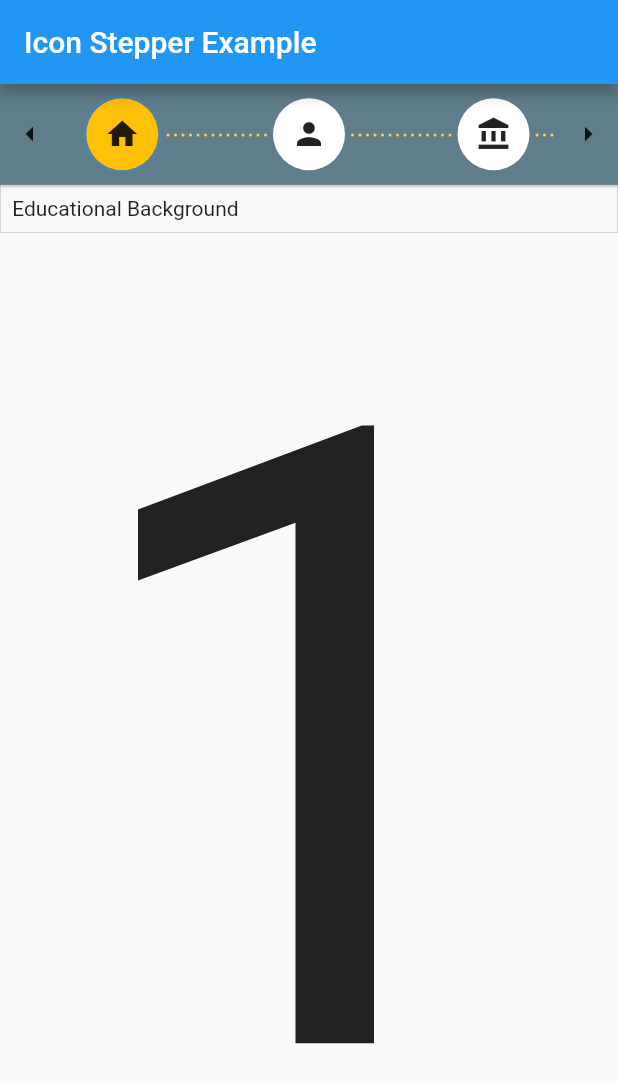
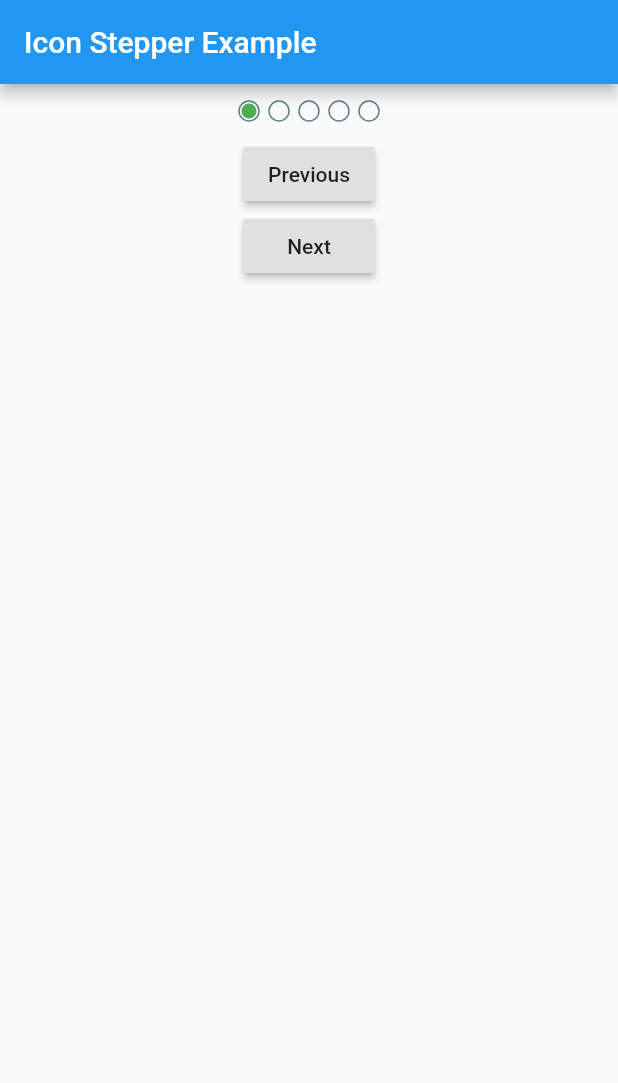
Before and after one commit to imujtaba8488/package_im_stepper, a Flutter app: the screen it shows after launch, on a phone screen of 412 x 824 dp. Shown: the top 1083 px of the screen. Run offline on Flutter 3.47's test engine with Material 2 defaults, Android fonts, the phone set to English and light mode, and no system bars.

Commit message:
Created the ABCStepper. At this time functional in a primite way

```diff
--- a/lib/main.dart
+++ b/lib/main.dart
@@ -1,5 +1,5 @@
 import 'package:flutter/material.dart';
-import 'package:im_stepper/stepper.dart';
+import 'package:im_stepper/src/abc_stepper.dart';
 
 void main() {
   runApp(MyApp());
@@ -12,7 +12,8 @@ class MyApp extends StatefulWidget {
 }
 
 class _MyAppState extends State<MyApp> {
-  int selectedIndex = 0;
+  bool stepNext = false;
+  bool stepPrevious = false;
 
   @override
   Widget build(BuildContext context) {
@@ -21,110 +22,41 @@ class _MyAppState extends State<MyApp> {
         appBar: AppBar(
           title: Text('Icon Stepper Example'),
         ),
-        body: Column(
-          children: <Widget>[
-            Container(
-              // margin: EdgeInsets.all(5.0),
-              decoration: BoxDecoration(
-                color: Colors.blueGrey,
-                boxShadow: [
-                  BoxShadow(
-                    color: Colors.grey,
-                    spreadRadius: 1.0,
-                    blurRadius: 2.0,
-                  )
-                ],
-                // borderRadius: BorderRadius.circular(5.0),
+        body: SafeArea(
+          child: Column(
+            children: [
+              Padding(
+                padding: const EdgeInsets.all(8.0),
+                child: ABCStepper(
+                  radius: 20,
+                  spacing: 20,
+                  steps: 5,
+                  stepNext: stepNext,
+                  stepPrevious: stepPrevious,
+                ),
               ),
-              child: IconStepper(
-                // direction: Axis.vertical,
-                // enableNextPreviousButtons: false,
-                stepColor: Colors.white,
-                activeStepColor: Colors.amber,
-                lineColor: Colors.amberAccent,
-                // steppingEnabled: false,
-                // lineDotRadius: 2,
-                lineLength: 75,
-                onStepReached: (value) {
+              RaisedButton(
+                onPressed: () {
                   setState(() {
-                    print('value: $value');
-                    selectedIndex = value;
+                    stepNext = false;
+                    stepPrevious = true;
                   });
                 },
-                icons: [
-                  Icon(Icons.home),
-                  Icon(Icons.person),
-                  Icon(Icons.account_balance),
-                  Icon(Icons.access_time),
-                  Icon(Icons.dashboard),
-                  Icon(Icons.cached),
-                  Icon(Icons.unarchive),
-                  Icon(Icons.backspace),
-                  Icon(Icons.backup),
-                  Icon(Icons.battery_unknown),
-                  Icon(Icons.cake),
-                  Icon(Icons.call),
-                  Icon(Icons.call_end),
-                  Icon(Icons.block),
-                  Icon(Icons.mail),
-                  Icon(Icons.face),
-                  Icon(Icons.fast_forward),
-                  Icon(Icons.gamepad),
-                ],
+                child: Text('Previous'),
               ),
-            ),
-            Container(
-              decoration: BoxDecoration(
-                border: Border.all(width: 0.1),
-              ),
-              padding: EdgeInsets.all(8.0),
-              alignment: Alignment.centerLeft,
-              child: Text(header()),
-            ),
-            Expanded(
-              child: Container(
-                margin: EdgeInsets.all(5.0),
-                child: FittedBox(
-                  child: Center(
-                    child: Text('${selectedIndex + 1}'),
-                  ),
-                ),
-              ),
-            ),
-          ],
+              RaisedButton(
+                onPressed: () {
+                  setState(() {
+                    stepPrevious = false;
+                    stepNext = true;
+                  });
+                },
+                child: Text('Next'),
+              )
+            ],
+          ),
         ),
       ),
     );
   }
-
-  String header() {
-    switch (selectedIndex) {
-      case 0:
-        return 'Educational Background';
-
-      case 1:
-        return 'Professional Background';
-
-      case 2:
-        return 'Awards';
-
-      case 3:
-        return 'Sports';
-
-      case 4:
-        return 'Specially abled';
-
-      case 5:
-        return 'Personal Details';
-
-      case 6:
-        return 'Social Details';
-
-      case 7:
-        return 'Review';
-
-      default:
-        return 'Unknown';
-    }
-  }
 }
--- /dev/null
+++ b/lib/src/abc_stepper.dart
@@ -0,0 +1,200 @@
+import 'package:flutter/material.dart';
+
+typedef StepReached = void Function(int index);
+
+class ABCStepper extends StatefulWidget {
+  final double radius;
+  final double spacing;
+  final int steps;
+  final bool stepNext;
+  final bool stepPrevious;
+  final StepReached stepReachedIndex;
+
+  ABCStepper({
+    this.steps = 3,
+    this.radius = 24.0,
+    this.spacing = 24.0,
+    this.stepNext = false,
+    this.stepPrevious = false,
+    this.stepReachedIndex,
+  }) {
+    assert(
+      radius >= 10.0,
+      'Radius must be greater than or equal to 0.0. Radius was: $radius',
+    );
+    assert(
+      spacing >= radius,
+      'Spacing must be greater than or equal to radius. Spacing was $spacing and radius is $radius ',
+    );
+  }
+
+  @override
+  _ABCStepperState createState() => _ABCStepperState();
+}
+
+class _ABCStepperState extends State<ABCStepper>
+    with SingleTickerProviderStateMixin {
+  AnimationController _animationController;
+  Animation forwardTranslation;
+  Animation backwardTranslation;
+
+  bool translateForward = true;
+
+  int selected = 0;
+  Size shapeSize;
+
+  ScrollController _scrollController;
+
+  @override
+  void initState() {
+    super.initState();
+
+    shapeSize = Size(widget.spacing, widget.radius);
+
+    _scrollController = ScrollController();
+
+    _animationController = AnimationController(
+      vsync: this,
+      duration: Duration(milliseconds: 500),
+    )..addListener(() {
+        setState(() {});
+      });
+
+    forwardTranslation = Tween(
+      begin: 0.0,
+      end: shapeSize.width / 2.0,
+    ).animate(_animationController);
+
+    backwardTranslation = Tween(
+      begin: shapeSize.width,
+      end: shapeSize.width / 2,
+    ).animate(_animationController);
+
+    _animationController.forward();
+  }
+
+  @override
+  void didUpdateWidget(ABCStepper oldWidget) {
+    super.didUpdateWidget(oldWidget);
+
+    if (widget.stepNext && selected < widget.steps - 1) {
+      selected++;
+      translateForward = true;
+
+      _scrollToStep();
+      _runAnimations();
+
+      if (widget.stepReachedIndex != null) {
+        widget.stepReachedIndex(selected);
+      }
+    } else if (widget.stepPrevious && selected > 0) {
+      selected--;
+      translateForward = false;
+
+      _scrollToStep();
+      _runAnimations();
+
+      if (widget.stepReachedIndex != null) {
+        widget.stepReachedIndex(selected);
+      }
+    }
+  }
+
+  void _runAnimations() {
+    _animationController.reset();
+    _animationController.forward();
+  }
+
+  @override
+  void dispose() {
+    super.dispose();
+    _animationController.dispose();
+    _scrollController.dispose();
+  }
+
+  @override
+  Widget build(BuildContext context) {
+    return Align(
+      child: SingleChildScrollView(
+        scrollDirection: Axis.horizontal,
+        controller: _scrollController,
+        child: Row(
+          children: _buildSteps(),
+        ),
+      ),
+    );
+  }
+
+  List<Widget> _buildSteps() {
+    return List.generate(widget.steps, (index) {
+      return CustomPaint(
+        foregroundPainter: Painter(
+          selected: selected == index,
+          translation:
+              translateForward ? forwardTranslation : backwardTranslation,
+        ),
+        size: shapeSize,
+      );
+    });
+  }
+
+  void _scrollToStep() {
+    // * This owes an explanation.
+    for (int i = 0; i < widget.steps; i++) {
+      _scrollController.animateTo(
+        i * widget.spacing,
+        duration: Duration(milliseconds: 400),
+        curve: Curves.easeIn,
+      );
+
+      if (selected == i) break;
+    }
+  }
+}
+
+class Painter extends CustomPainter {
+  bool selected;
+  Animation translation;
+
+  Painter({
+    this.selected = false,
+    this.translation,
+  });
+
+  @override
+  void paint(Canvas canvas, Size size) {
+    Offset center = Offset(size.width / 2.0, size.height / 2.0);
+
+    canvas.drawCircle(
+      center,
+      size.height / 3.0,
+      Paint()
+        ..color = Colors.blueGrey
+        ..style = PaintingStyle.stroke
+        ..strokeWidth = 1,
+    );
+
+    if (selected) {
+      canvas.drawCircle(
+        Offset(translation.value, size.height / 2.0),
+        size.height / 4.0,
+        Paint()
+          ..color = Colors.green
+          ..style = PaintingStyle.fill
+          ..strokeWidth = 1,
+      );
+
+      // canvas.drawCircle(
+      //   Offset(transateAnimation.value, size.height / 2.0),
+      //   size.height / 4.0,
+      //   Paint()
+      //     ..color = Colors.green
+      //     ..style = PaintingStyle.fill
+      //     ..strokeWidth = 1,
+      // );
+    }
+  }
+
+  @override
+  bool shouldRepaint(CustomPainter oldDelegate) => true;
+}
```
Also changed, not shown: example/icon_stepper.dart (renamed from example/example.dart), 2 other files.
